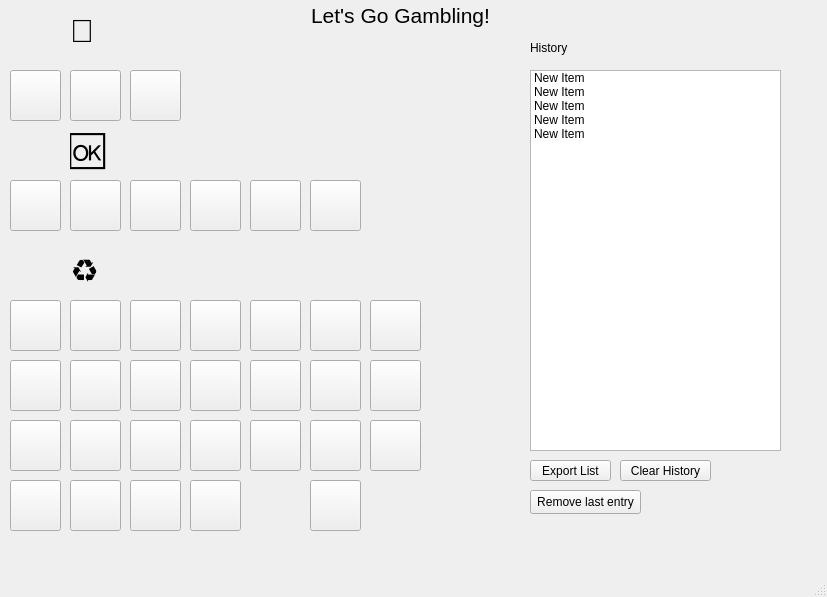
Before: the Qt Designer form src/gui_watcher_tracker.ui in ThePi1/poe-gem-arbitrage, drawn with Qt 5.
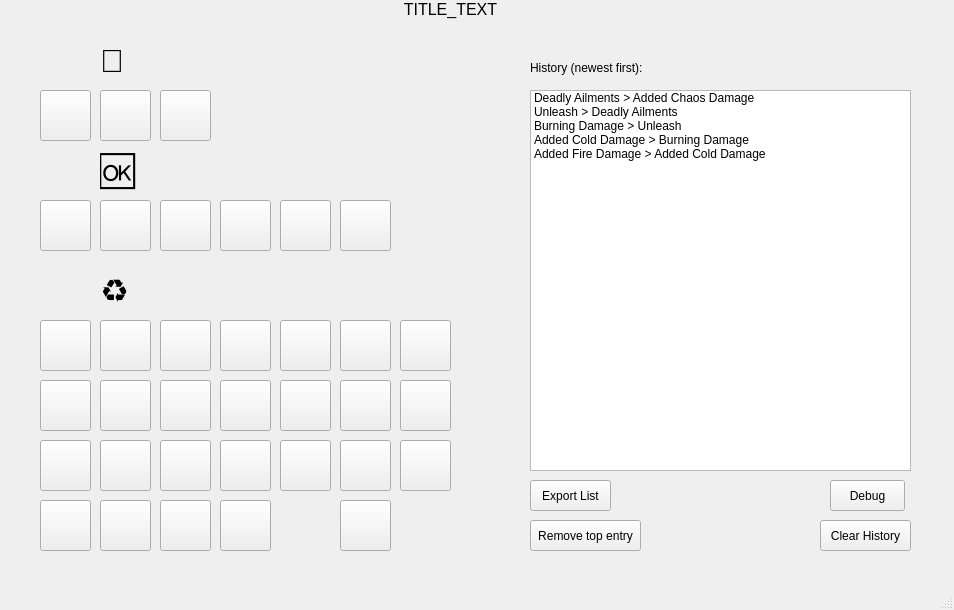
After: the same form once the commit is applied. Icons and pictures are not drawn.

Commit message: Add list and button actions

```diff
--- a/src/gui_watcher_tracker.ui
+++ b/src/gui_watcher_tracker.ui
@@ -6,8 +6,8 @@
    <rect>
     <x>0</x>
     <y>0</y>
-    <width>827</width>
-    <height>597</height>
+    <width>954</width>
+    <height>610</height>
    </rect>
   </property>
   <property name="windowTitle">
@@ -18,34 +18,34 @@
     <property name="geometry">
      <rect>
       <x>530</x>
-      <y>70</y>
-      <width>251</width>
+      <y>90</y>
+      <width>381</width>
       <height>381</height>
      </rect>
     </property>
     <item>
      <property name="text">
-      <string>New Item</string>
+      <string>Deadly Ailments &gt; Added Chaos Damage</string>
      </property>
     </item>
     <item>
      <property name="text">
-      <string>New Item</string>
+      <string>Unleash &gt; Deadly Ailments</string>
      </property>
     </item>
     <item>
      <property name="text">
-      <string>New Item</string>
+      <string>Burning Damage &gt; Unleash</string>
      </property>
     </item>
     <item>
      <property name="text">
-      <string>New Item</string>
+      <string>Added Cold Damage &gt; Burning Damage</string>
      </property>
     </item>
     <item>
      <property name="text">
-      <string>New Item</string>
+      <string>Added Fire Damage &gt; Added Cold Damage</string>
      </property>
     </item>
    </widget>
@@ -53,22 +53,22 @@
     <property name="geometry">
      <rect>
       <x>530</x>
-      <y>40</y>
+      <y>60</y>
       <width>171</width>
       <height>16</height>
      </rect>
     </property>
     <property name="text">
-     <string>History</string>
+     <string>History (newest first):</string>
     </property>
    </widget>
    <widget class="QPushButton" name="pushButton">
     <property name="geometry">
      <rect>
       <x>530</x>
-      <y>460</y>
+      <y>480</y>
       <width>81</width>
-      <height>21</height>
+      <height>31</height>
      </rect>
     </property>
     <property name="text">
@@ -78,8 +78,8 @@
    <widget class="QPushButton" name="pb_ms">
     <property name="geometry">
      <rect>
-      <x>10</x>
-      <y>70</y>
+      <x>40</x>
+      <y>90</y>
       <width>51</width>
       <height>51</height>
      </rect>
@@ -101,8 +101,8 @@
    <widget class="QLabel" name="label_2">
     <property name="geometry">
      <rect>
-      <x>70</x>
-      <y>10</y>
+      <x>100</x>
+      <y>40</y>
       <width>41</width>
       <height>41</height>
      </rect>
@@ -119,29 +119,29 @@
    <widget class="QLabel" name="label_3">
     <property name="geometry">
      <rect>
-      <x>0</x>
+      <x>50</x>
       <y>0</y>
       <width>801</width>
-      <height>31</height>
+      <height>51</height>
      </rect>
     </property>
     <property name="font">
      <font>
-      <pointsize>16</pointsize>
+      <pointsize>12</pointsize>
      </font>
     </property>
     <property name="text">
-     <string>Let's Go Gambling!</string>
+     <string>TITLE_TEXT</string>
     </property>
     <property name="alignment">
-     <set>Qt::AlignCenter</set>
+     <set>Qt::AlignHCenter|Qt::AlignTop</set>
     </property>
    </widget>
    <widget class="QPushButton" name="pb_gmp">
     <property name="geometry">
      <rect>
-      <x>70</x>
-      <y>70</y>
+      <x>100</x>
+      <y>90</y>
       <width>51</width>
       <height>51</height>
      </rect>
@@ -163,8 +163,8 @@
    <widget class="QPushButton" name="pb_echo">
     <property name="geometry">
      <rect>
-      <x>130</x>
-      <y>70</y>
+      <x>160</x>
+      <y>90</y>
       <width>51</width>
       <height>51</height>
      </rect>
@@ -186,8 +186,8 @@
    <widget class="QLabel" name="label_4">
     <property name="geometry">
      <rect>
-      <x>70</x>
-      <y>130</y>
+      <x>100</x>
+      <y>150</y>
       <width>41</width>
       <height>41</height>
      </rect>
@@ -204,8 +204,8 @@
    <widget class="QLabel" name="label_5">
     <property name="geometry">
      <rect>
-      <x>70</x>
-      <y>250</y>
+      <x>100</x>
+      <y>270</y>
       <width>41</width>
       <height>41</height>
      </rect>
@@ -222,10 +222,10 @@
    <widget class="QPushButton" name="pushButton_2">
     <property name="geometry">
      <rect>
-      <x>620</x>
-      <y>460</y>
+      <x>820</x>
+      <y>520</y>
       <width>91</width>
-      <height>21</height>
+      <height>31</height>
      </rect>
     </property>
     <property name="text">
@@ -235,8 +235,8 @@
    <widget class="QPushButton" name="pb_fork">
     <property name="geometry">
      <rect>
-      <x>190</x>
-      <y>180</y>
+      <x>220</x>
+      <y>200</y>
       <width>51</width>
       <height>51</height>
      </rect>
@@ -258,8 +258,8 @@
    <widget class="QPushButton" name="pb_aoe">
     <property name="geometry">
      <rect>
-      <x>310</x>
-      <y>180</y>
+      <x>340</x>
+      <y>200</y>
       <width>51</width>
       <height>51</height>
      </rect>
@@ -281,8 +281,8 @@
    <widget class="QPushButton" name="pb_elw">
     <property name="geometry">
      <rect>
-      <x>10</x>
-      <y>180</y>
+      <x>40</x>
+      <y>200</y>
       <width>51</width>
       <height>51</height>
      </rect>
@@ -305,20 +305,20 @@
     <property name="geometry">
      <rect>
       <x>530</x>
-      <y>490</y>
+      <y>520</y>
       <width>111</width>
-      <height>24</height>
+      <height>31</height>
      </rect>
     </property>
     <property name="text">
-     <string>Remove last entry</string>
+     <string>Remove top entry</string>
     </property>
    </widget>
    <widget class="QPushButton" name="pb_casc">
     <property name="geometry">
      <rect>
-      <x>250</x>
-      <y>180</y>
+      <x>280</x>
+      <y>200</y>
       <width>51</width>
       <height>51</height>
      </rect>
@@ -340,8 +340,8 @@
    <widget class="QPushButton" name="pb_chain">
     <property name="geometry">
      <rect>
-      <x>70</x>
-      <y>180</y>
+      <x>100</x>
+      <y>200</y>
       <width>51</width>
       <height>51</height>
      </rect>
@@ -363,8 +363,8 @@
    <widget class="QPushButton" name="pb_coc">
     <property name="geometry">
      <rect>
-      <x>130</x>
-      <y>180</y>
+      <x>160</x>
+      <y>200</y>
       <width>51</width>
       <height>51</height>
      </rect>
@@ -386,8 +386,8 @@
    <widget class="QPushButton" name="pb_uhleash">
     <property name="geometry">
      <rect>
-      <x>190</x>
-      <y>420</y>
+      <x>220</x>
+      <y>440</y>
       <width>51</width>
       <height>51</height>
      </rect>
@@ -409,8 +409,8 @@
    <widget class="QPushButton" name="pb_ancall">
     <property name="geometry">
      <rect>
-      <x>70</x>
-      <y>420</y>
+      <x>100</x>
+      <y>440</y>
       <width>51</width>
       <height>51</height>
      </rect>
@@ -432,8 +432,8 @@
    <widget class="QPushButton" name="pb_genr">
     <property name="geometry">
      <rect>
-      <x>70</x>
-      <y>480</y>
+      <x>100</x>
+      <y>500</y>
       <width>51</width>
       <height>51</height>
      </rect>
@@ -455,8 +455,8 @@
    <widget class="QPushButton" name="pb_voidman">
     <property name="geometry">
      <rect>
-      <x>370</x>
-      <y>420</y>
+      <x>400</x>
+      <y>440</y>
       <width>51</width>
       <height>51</height>
      </rect>
@@ -478,8 +478,8 @@
    <widget class="QPushButton" name="pb_elefoc">
     <property name="geometry">
      <rect>
-      <x>190</x>
-      <y>480</y>
+      <x>220</x>
+      <y>500</y>
       <width>51</width>
       <height>51</height>
      </rect>
@@ -501,8 +501,8 @@
    <widget class="QPushButton" name="pb_ubail">
     <property name="geometry">
      <rect>
-      <x>250</x>
-      <y>420</y>
+      <x>280</x>
+      <y>440</y>
       <width>51</width>
       <height>51</height>
      </rect>
@@ -524,8 +524,8 @@
    <widget class="QPushButton" name="pb_anova">
     <property name="geometry">
      <rect>
-      <x>310</x>
-      <y>480</y>
+      <x>340</x>
+      <y>500</y>
       <width>51</width>
       <height>51</height>
      </rect>
@@ -547,8 +547,8 @@
    <widget class="QPushButton" name="pb_cwc">
     <property name="geometry">
      <rect>
-      <x>250</x>
-      <y>300</y>
+      <x>280</x>
+      <y>320</y>
       <width>51</width>
       <height>51</height>
      </rect>
@@ -570,8 +570,8 @@
    <widget class="QPushButton" name="pb_burn">
     <property name="geometry">
      <rect>
-      <x>70</x>
-      <y>300</y>
+      <x>100</x>
+      <y>320</y>
       <width>51</width>
       <height>51</height>
      </rect>
@@ -593,8 +593,8 @@
    <widget class="QPushButton" name="pb_swiftaff">
     <property name="geometry">
      <rect>
-      <x>370</x>
-      <y>360</y>
+      <x>400</x>
+      <y>380</y>
       <width>51</width>
       <height>51</height>
      </rect>
@@ -616,8 +616,8 @@
    <widget class="QPushButton" name="pb_mpd">
     <property name="geometry">
      <rect>
-      <x>70</x>
-      <y>360</y>
+      <x>100</x>
+      <y>380</y>
       <width>51</width>
       <height>51</height>
      </rect>
@@ -639,8 +639,8 @@
    <widget class="QPushButton" name="pb_mindmg">
     <property name="geometry">
      <rect>
-      <x>190</x>
-      <y>360</y>
+      <x>220</x>
+      <y>380</y>
       <width>51</width>
       <height>51</height>
      </rect>
@@ -662,8 +662,8 @@
    <widget class="QPushButton" name="pb_hext">
     <property name="geometry">
      <rect>
-      <x>130</x>
-      <y>360</y>
+      <x>160</x>
+      <y>380</y>
       <width>51</width>
       <height>51</height>
      </rect>
@@ -685,8 +685,8 @@
    <widget class="QPushButton" name="pb_addlight">
     <property name="geometry">
      <rect>
-      <x>130</x>
-      <y>300</y>
+      <x>160</x>
+      <y>320</y>
       <width>51</width>
       <height>51</height>
      </rect>
@@ -708,8 +708,8 @@
    <widget class="QPushButton" name="pb_blasph">
     <property name="geometry">
      <rect>
-      <x>250</x>
-      <y>360</y>
+      <x>280</x>
+      <y>380</y>
       <width>51</width>
       <height>51</height>
      </rect>
@@ -731,8 +731,8 @@
    <widget class="QPushButton" name="pb_brutality">
     <property name="geometry">
      <rect>
-      <x>10</x>
-      <y>480</y>
+      <x>40</x>
+      <y>500</y>
       <width>51</width>
       <height>51</height>
      </rect>
@@ -754,8 +754,8 @@
    <widget class="QPushButton" name="pb_deadlyail">
     <property name="geometry">
      <rect>
-      <x>310</x>
-      <y>420</y>
+      <x>340</x>
+      <y>440</y>
       <width>51</width>
       <height>51</height>
      </rect>
@@ -777,8 +777,8 @@
    <widget class="QPushButton" name="pb_contdest">
     <property name="geometry">
      <rect>
-      <x>130</x>
-      <y>420</y>
+      <x>160</x>
+      <y>440</y>
       <width>51</width>
       <height>51</height>
      </rect>
@@ -800,8 +800,8 @@
    <widget class="QPushButton" name="pb_addchaos">
     <property name="geometry">
      <rect>
-      <x>130</x>
-      <y>480</y>
+      <x>160</x>
+      <y>500</y>
       <width>51</width>
       <height>51</height>
      </rect>
@@ -823,8 +823,8 @@
    <widget class="QPushButton" name="pb_vicproj">
     <property name="geometry">
      <rect>
-      <x>310</x>
-      <y>360</y>
+      <x>340</x>
+      <y>380</y>
       <width>51</width>
       <height>51</height>
      </rect>
@@ -846,8 +846,8 @@
    <widget class="QPushButton" name="pb_addcold">
     <property name="geometry">
      <rect>
-      <x>310</x>
-      <y>300</y>
+      <x>340</x>
+      <y>320</y>
       <width>51</width>
       <height>51</height>
      </rect>
@@ -869,8 +869,8 @@
    <widget class="QPushButton" name="pb_firepen">
     <property name="geometry">
      <rect>
-      <x>10</x>
-      <y>360</y>
+      <x>40</x>
+      <y>380</y>
       <width>51</width>
       <height>51</height>
      </rect>
@@ -892,8 +892,8 @@
    <widget class="QPushButton" name="pb_addfire">
     <property name="geometry">
      <rect>
-      <x>10</x>
-      <y>300</y>
+      <x>40</x>
+      <y>320</y>
       <width>51</width>
       <height>51</height>
      </rect>
@@ -915,8 +915,8 @@
    <widget class="QPushButton" name="pb_lightpen">
     <property name="geometry">
      <rect>
-      <x>190</x>
-      <y>300</y>
+      <x>220</x>
+      <y>320</y>
       <width>51</width>
       <height>51</height>
      </rect>
@@ -938,8 +938,8 @@
    <widget class="QPushButton" name="pb_meleesplash">
     <property name="geometry">
      <rect>
-      <x>10</x>
-      <y>420</y>
+      <x>40</x>
+      <y>440</y>
       <width>51</width>
       <height>51</height>
      </rect>
@@ -961,8 +961,8 @@
    <widget class="QPushButton" name="pb_coldpen">
     <property name="geometry">
      <rect>
-      <x>370</x>
-      <y>300</y>
+      <x>400</x>
+      <y>320</y>
       <width>51</width>
       <height>51</height>
      </rect>
@@ -981,6 +981,19 @@
      </size>
     </property>
    </widget>
+   <widget class="QPushButton" name="c_pb_debug">
+    <property name="geometry">
+     <rect>
+      <x>830</x>
+      <y>480</y>
+      <width>75</width>
+      <height>31</height>
+     </rect>
+    </property>
+    <property name="text">
+     <string>Debug</string>
+    </property>
+   </widget>
   </widget>
   <widget class="QMenuBar" name="menubar">
    <property name="geometry">
```
Left out of the diff: 26 changed lines with no effect on the pictures. The commit also changes 2 other files.
